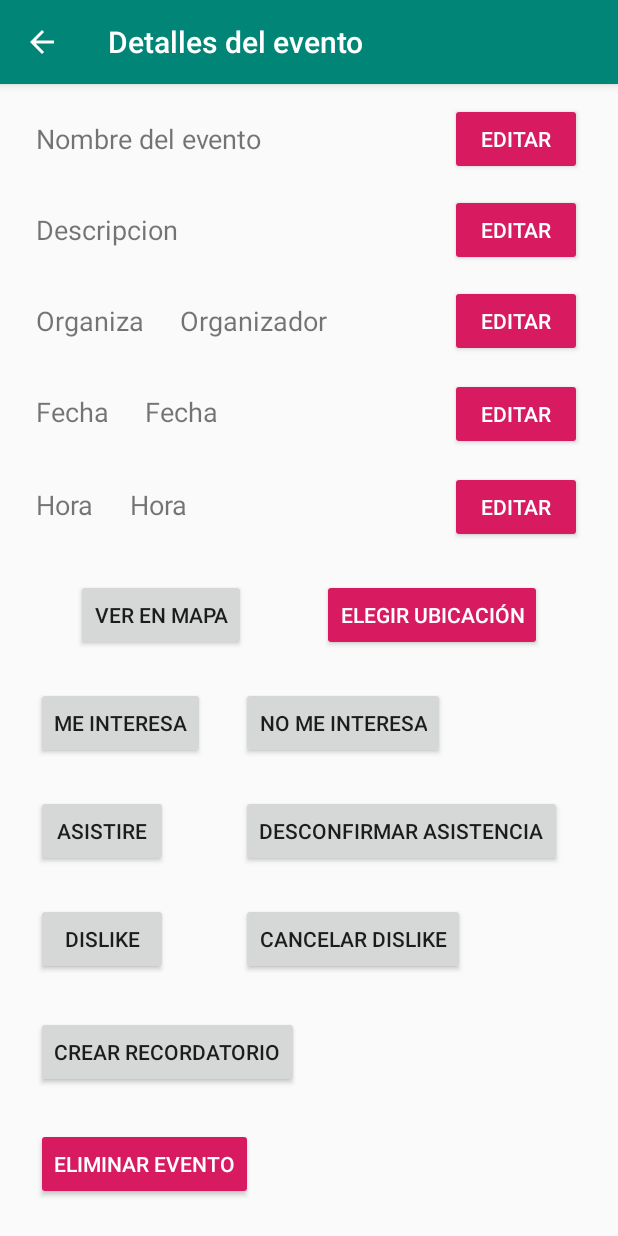
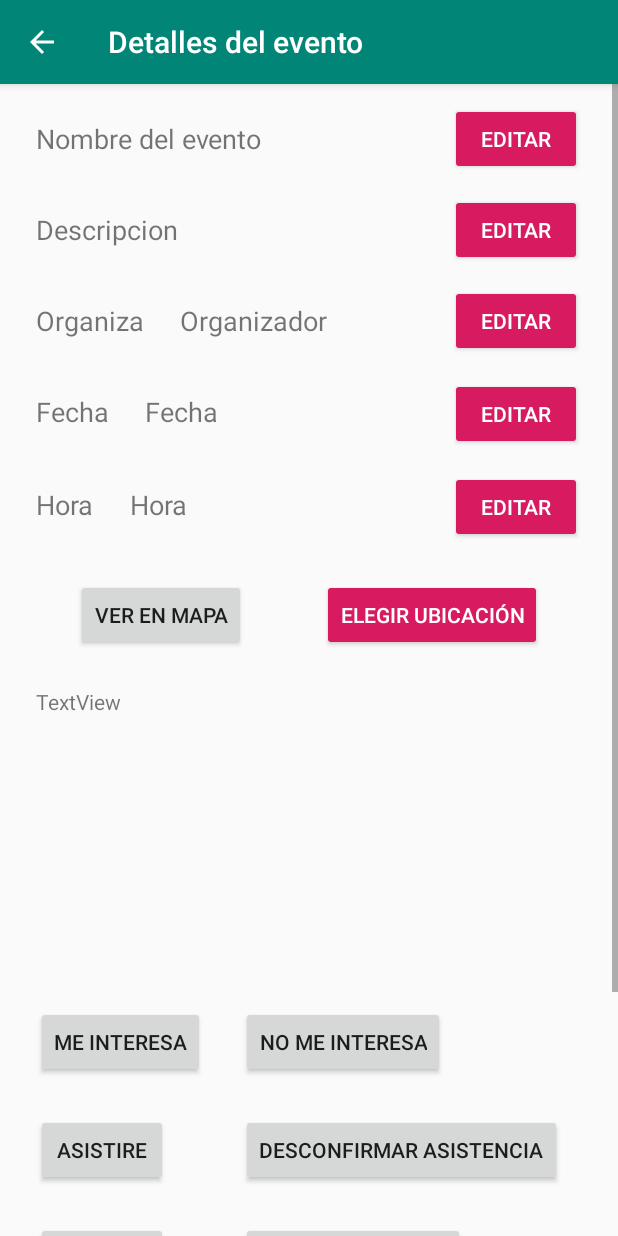
Before and after one commit to jeremiaslagorio/proyecto-dismov, an Android app: the DetalleEventoActivity screen opened directly, with no data from a screen before it, on a phone screen of 412 x 824 dp. Run offline under Robolectric (Android 15) with nearby library versions, the phone set to English and light mode, and no system bars; our stand-ins replace Firebase (no records; nobody signed in at launch, a user with empty details on screens opened directly).

Commit message:
detalle_evento: Agregar lista de asistentes

```diff
--- a/app/src/main/res/layout/detalle_evento.xml
+++ b/app/src/main/res/layout/detalle_evento.xml
@@ -253,14 +253,6 @@
             app:layout_constraintStart_toStartOf="parent"
             app:layout_constraintTop_toBottomOf="@+id/barrier6" />
 
-        <androidx.constraintlayout.widget.Barrier
-            android:id="@+id/barrier"
-            android:layout_width="wrap_content"
-            android:layout_height="wrap_content"
-            app:barrierDirection="bottom"
-            app:constraint_referenced_ids="editarUbicacionButon,verEnMapaButton"
-            tools:layout_editor_absoluteY="731dp" />
-
         <Button
             android:id="@+id/meInteresaButton"
             android:layout_width="wrap_content"
@@ -372,6 +364,36 @@
             app:layout_constraintStart_toStartOf="parent"
             app:layout_constraintTop_toBottomOf="@+id/dislikeButton" />
 
+        <TextView
+            android:id="@+id/headerAsisten"
+            android:layout_width="wrap_content"
+            android:layout_height="wrap_content"
+            android:layout_marginStart="24dp"
+            android:layout_marginTop="24dp"
+            android:text="TextView"
+            app:layout_constraintStart_toStartOf="parent"
+            app:layout_constraintTop_toBottomOf="@+id/verEnMapaButton"
+            tools:text="Asisten" />
+
+        <androidx.recyclerview.widget.RecyclerView
+            android:id="@+id/listaAsistentes"
+            android:layout_width="0dp"
+            android:layout_height="161dp"
+            android:layout_marginStart="24dp"
+            android:layout_marginTop="8dp"
+            android:layout_marginEnd="24dp"
+            app:layout_constraintEnd_toEndOf="parent"
+            app:layout_constraintStart_toStartOf="parent"
+            app:layout_constraintTop_toBottomOf="@+id/headerAsisten" />
+
+        <androidx.constraintlayout.widget.Barrier
+            android:id="@+id/barrier"
+            android:layout_width="wrap_content"
+            android:layout_height="wrap_content"
+            app:barrierDirection="bottom"
+            app:constraint_referenced_ids="listaAsistentes"
+            tools:layout_editor_absoluteY="971dp" />
+
     </androidx.constraintlayout.widget.ConstraintLayout>
 
 </ScrollView>
```
